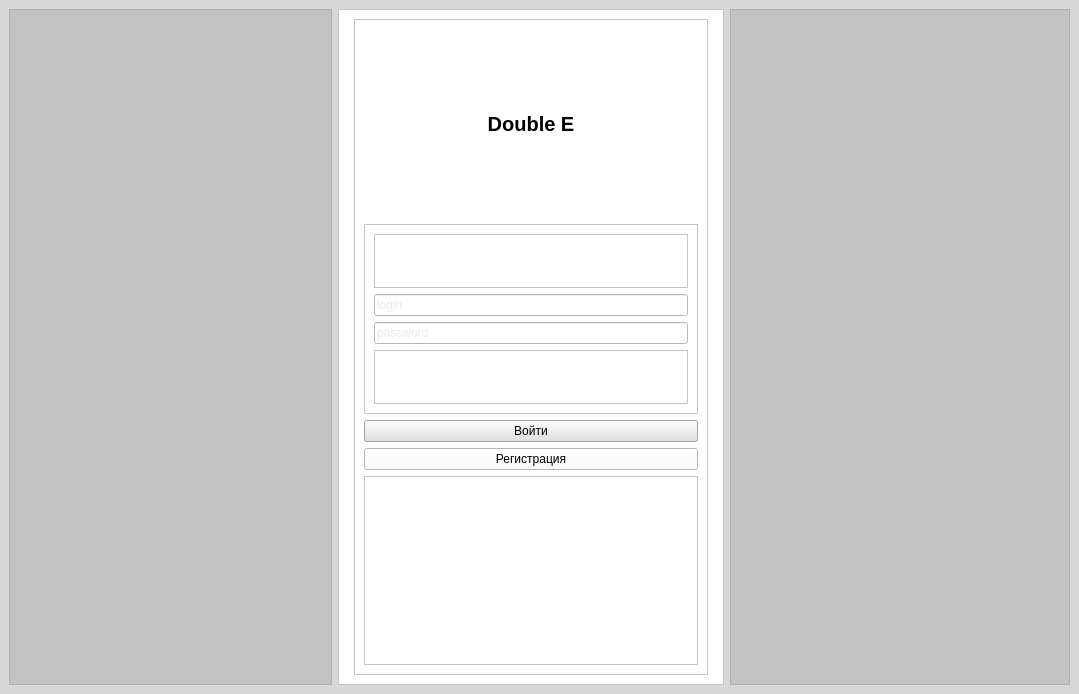
First picture: the form in Data/Ui_files/Enter.ui, repository Dianats34559/Double-E, before the edit.
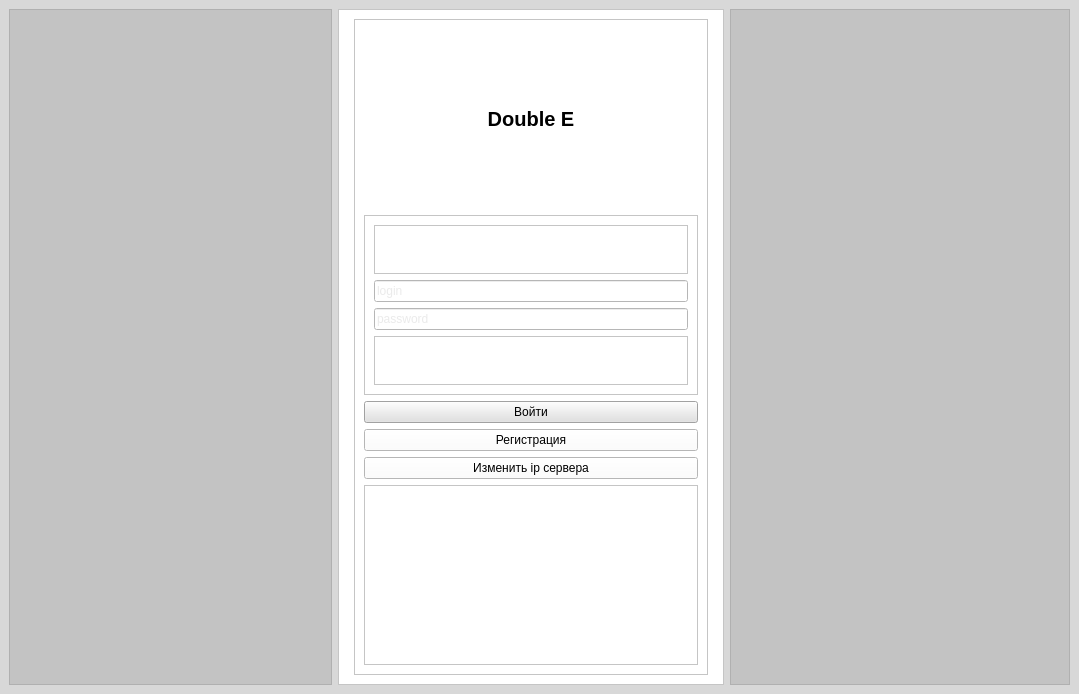
Second picture: the form after the edit.

Commit message: change server ip done

The edit to the form file:
```diff
--- a/Data/Ui_files/Enter.ui
+++ b/Data/Ui_files/Enter.ui
@@ -199,6 +199,13 @@
               </property>
              </widget>
             </item>
+            <item>
+             <widget class="QPushButton" name="server_config">
+              <property name="text">
+               <string>Изменить ip сервера</string>
+              </property>
+             </widget>
+            </item>
             <item>
              <widget class="QFrame" name="frame_7">
               <property name="frameShape">
```
The commit also changes 3 other files.
